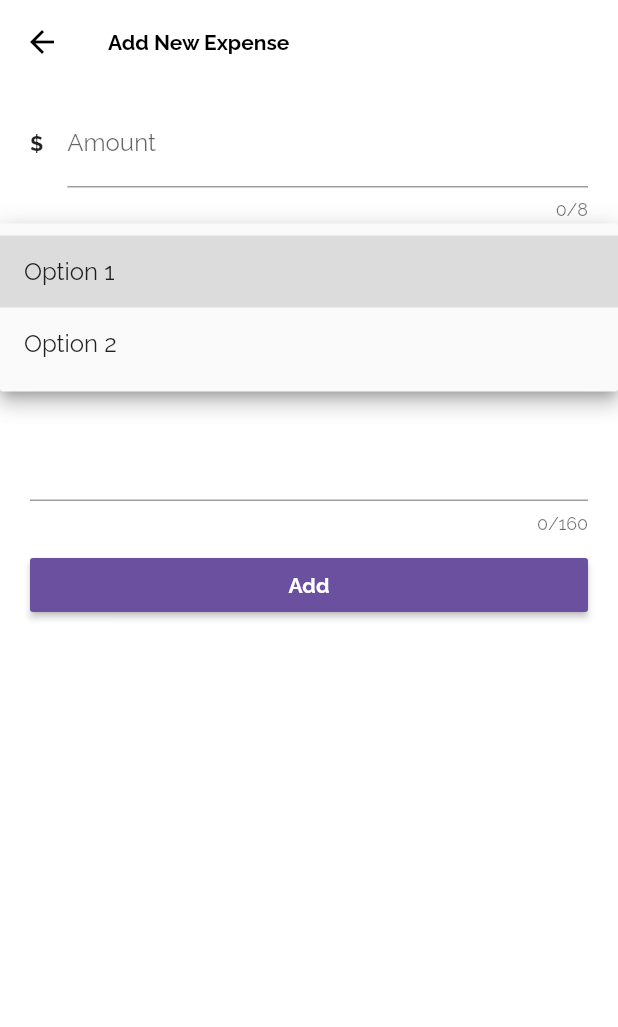
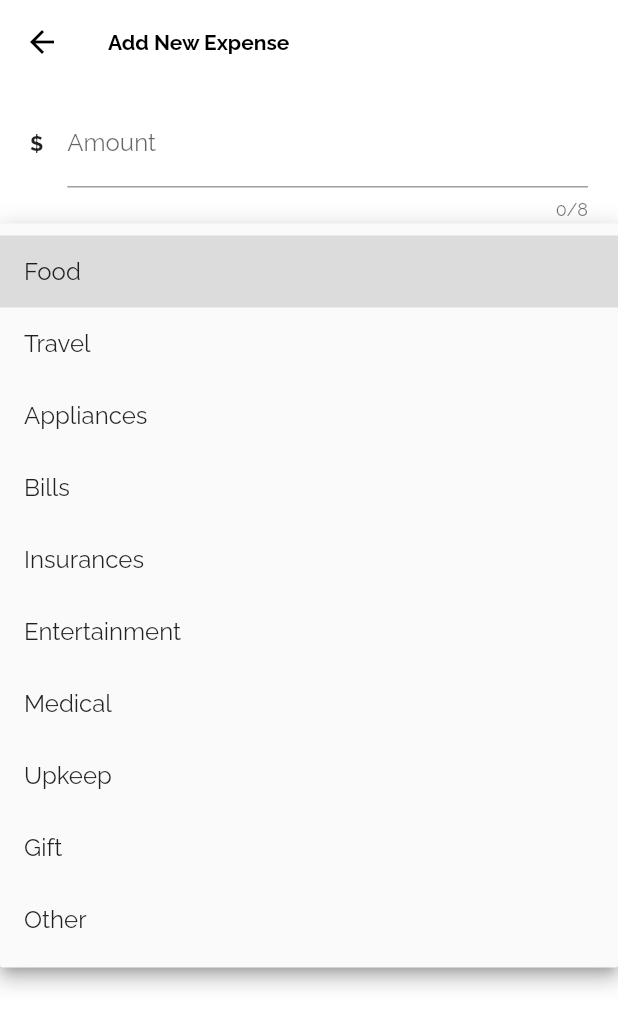
Before and after one commit to neilsadev/quidtrails, a Flutter app: the AddExpense screen opened by its route, after a tap on "Expenses Made For", on a phone screen of 412 x 824 dp. Shown: the top 1027 px of the screen. Run offline on Flutter 3.47's test engine with Material 2 defaults, Android fonts, the phone set to English and light mode, and no system bars; our stand-ins replace animated_splash_screen, eva_icons_flutter, firebase_auth, firebase_core, google_sign_in, page_transition and 2 more; missing offline and left inert: sticky_grouped_list; accounts and stored records are empty.

Commit message:
Add Expense Page UI

```diff
--- a/lib/model/constants.dart
+++ b/lib/model/constants.dart
@@ -86,4 +86,18 @@ class K {
   // Colors
   static const Color black = Color(0xFF171717);
   static const Color purple = Color(0xFF6B50A0);
+
+  // Choices of Expense
+  static const List<String> expenseFor = [
+    "Food",
+    "Travel",
+    "Appliances",
+    "Bills",
+    "Insurances",
+    "Entertainment",
+    "Medical",
+    "Upkeep",
+    "Gift",
+    "Other"
+  ];
 }
--- a/lib/view/add_expense.dart
+++ b/lib/view/add_expense.dart
@@ -17,6 +17,7 @@ class AddExpense extends StatefulWidget {
 
 class _AddExpenseState extends State<AddExpense> {
   String? dropdownValue;
+  List<String> expenseFor = K.expenseFor;
 
   @override
   Widget build(BuildContext context) {
@@ -56,15 +57,12 @@ class _AddExpenseState extends State<AddExpense> {
                   isExpanded: true,
                   hint: const Text("Expenses Made For"),
                   value: dropdownValue,
-                  items: const <DropdownMenuItem<String>>[
-                    DropdownMenuItem(
-                      value: 'Option 1',
-                      child: Text('Option 1'),
-                    ),
-                    DropdownMenuItem(
-                      value: 'Option 2',
-                      child: Text('Option 2'),
-                    ),
+                  items: <DropdownMenuItem<String>>[
+                    for (String val in expenseFor)
+                      DropdownMenuItem(
+                        value: val,
+                        child: Text(val),
+                      )
                   ],
                   onChanged: (value) {
                     setState(() {
```
